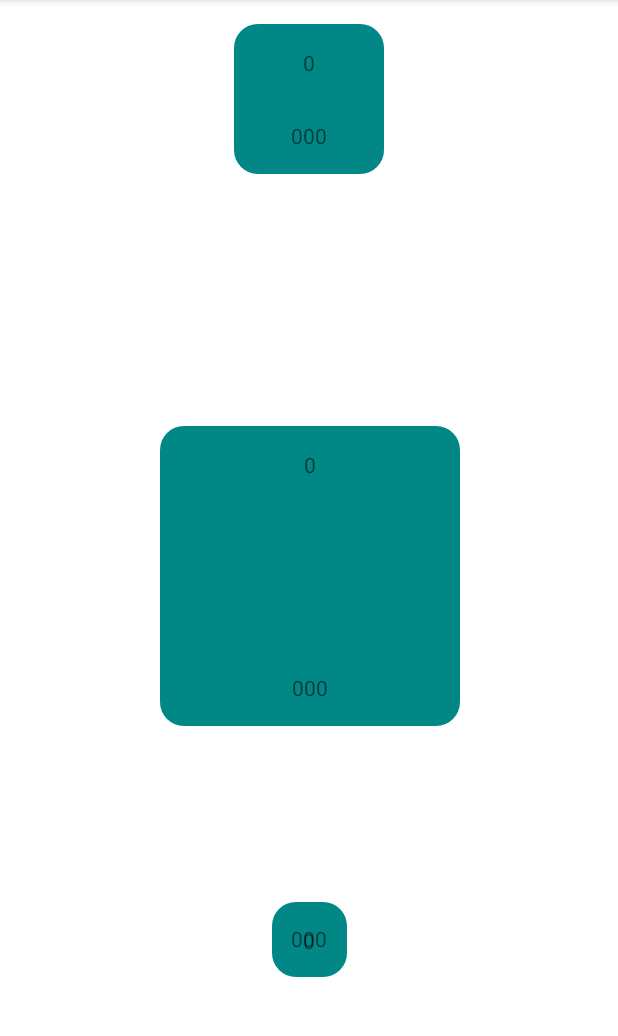
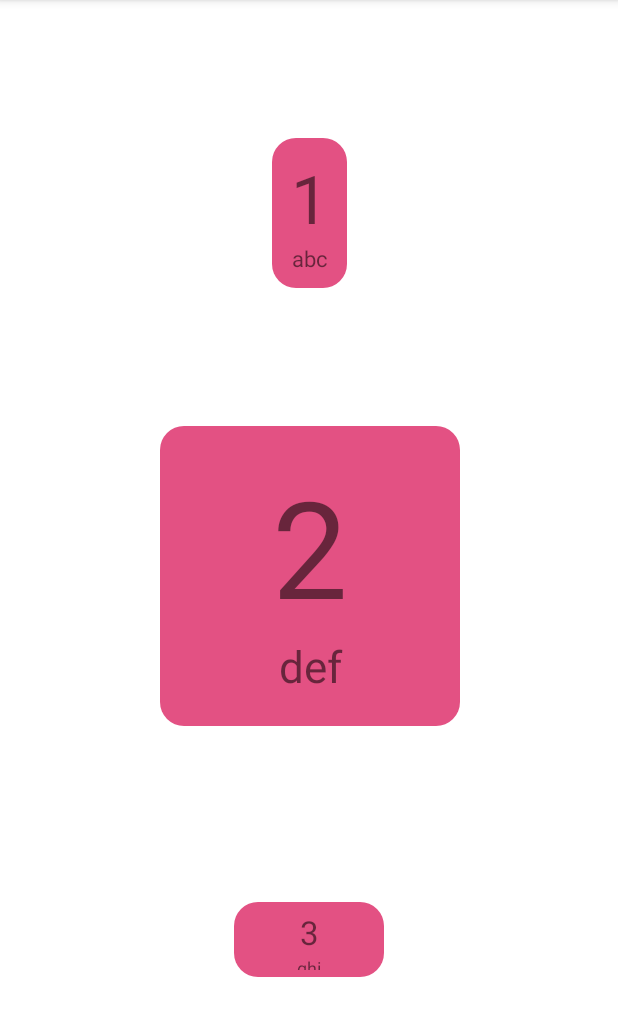
Before and after one commit to limbenkep/Dialer, an Android app: the DialActivity screen opened directly, with no data from a screen before it, on a phone screen of 412 x 824 dp, the part 84-1120 px from its top. Run offline under Robolectric (Android 15) with nearby library versions, the phone set to English and light mode, and no system bars.

Commit message:
make text size to expand to fill textView in dial button. add quidelines for layout for dial button view. Update landscape layout of activity_dial.

```diff
--- a/app/src/main/java/se/miun/holi1900/dt031g/dialer/DialButtonView.java
+++ b/app/src/main/java/se/miun/holi1900/dt031g/dialer/DialButtonView.java
@@ -1,37 +1,79 @@
 package se.miun.holi1900.dt031g.dialer;
 
 import android.content.Context;
+import android.content.res.TypedArray;
 import android.util.AttributeSet;
+import android.view.View;
 import android.widget.TextView;
 
 import androidx.annotation.NonNull;
 import androidx.annotation.Nullable;
 import androidx.constraintlayout.widget.ConstraintLayout;
 
-public class DialButtonView extends ConstraintLayout {
+public class DialButtonView extends ConstraintLayout implements View.OnClickListener {
     public DialButtonView(@NonNull Context context) {
         super(context);
-        init(context);
+        init(context, null);
     }
 
     public DialButtonView(@NonNull Context context, @Nullable AttributeSet attrs) {
         super(context, attrs);
-        init(context);
+        init(context, attrs);
     }
 
-    private void init(Context context) {
+    private void init(Context context, AttributeSet attributeSet) {
+
         inflate(context, R.layout.view_dial_button, this);
+
+        //Get reference to the two textView in the button
+        TextView titleView = findViewById(R.id.titleView);
+        TextView messageView = findViewById(R.id.messageView);
+
+        setOnClickListener(this);
+
+        // Apply the title text and the message text of the dial button
+        TypedArray a = context.getTheme().obtainStyledAttributes(
+                attributeSet, R.styleable.DialButtonView, 0, 0);
+        setTitle(a.getString(R.styleable.DialButtonView_title));
+        setMessage(a.getString(R.styleable.DialButtonView_message));
+        a.recycle();
     }
 
+    /**
+     * set a new button title
+     * @param title the new title of the dial button
+     */
     public void setTitle(String title) {
+        String first_letter = "";
+        if(title!=null && !title.isEmpty()){
+            first_letter = title.substring(0, 1);
+        }
         TextView textView = findViewById(R.id.titleView);
-        textView.setText(title);
-        super.invalidate();
+        textView.setText(first_letter);
+        //super.invalidate();
     }
 
+    /**
+     * sets a new button message
+     * @param message the new message of the dial button
+     */
     public void setMessage(String message) {
+        String shortMessage = "";
+        if(message!=null){
+            int messageLength = message.length();
+            if(messageLength<4){
+                shortMessage = message;
+            }
+            else{
+                shortMessage = message.substring(0, 3);
+            }
+        }
         TextView textView = findViewById(R.id.messageView);
-        textView.setText(message);
+        textView.setText(shortMessage);
     }
 
+    @Override
+    public void onClick(View view) {
+        // TODO: implementation
+    }
 }
--- a/app/src/main/res/drawable/dial_button_background.xml
+++ b/app/src/main/res/drawable/dial_button_background.xml
@@ -1,7 +1,7 @@
 <?xml version="1.0" encoding="utf-8"?>
 <shape xmlns:android="http://schemas.android.com/apk/res/android"
     android:shape="rectangle">
-    <solid android:color="@color/teal_700"/>
+    <solid android:color="@color/maroonLight"/>
     <corners android:radius="@dimen/corner_radius"/>
 
 </shape>
--- a/app/src/main/res/layout-land/activity_dial.xml
+++ b/app/src/main/res/layout-land/activity_dial.xml
@@ -6,15 +6,42 @@
     android:layout_height="match_parent"
     tools:context=".DialActivity">
 
-  <TextView
-      android:id="@+id/dialTextView"
-      android:layout_width="wrap_content"
-      android:layout_height="wrap_content"
-      android:text="@string/dial_activity_text"
-      android:textSize="16sp"
+  <se.miun.holi1900.dt031g.dialer.DialButtonView
+      android:id="@+id/dial_button_1"
+      android:layout_width="@dimen/dial_button_dimen_50dp"
+      android:layout_height="@dimen/dial_button_dimen_100dp"
+      app:layout_constraintBottom_toBottomOf="parent"
+      app:layout_constraintEnd_toStartOf="@+id/dial_button_2"
+      app:layout_constraintHorizontal_bias="0.5"
+      app:layout_constraintStart_toStartOf="parent"
+      app:layout_constraintTop_toTopOf="parent"
+      app:layout_constraintVertical_bias="0.536"
+      app:message="@string/abc"
+      app:title="@string/number_1" />
+
+  <se.miun.holi1900.dt031g.dialer.DialButtonView
+      android:id="@+id/dial_button_2"
+      android:layout_width="@dimen/dial_button_dimen_200dp"
+      android:layout_height="@dimen/dial_button_dimen_200dp"
+      app:layout_constraintBottom_toBottomOf="parent"
+      app:layout_constraintEnd_toEndOf="parent"
+      app:layout_constraintStart_toStartOf="parent"
+      app:layout_constraintTop_toTopOf="parent"
+      app:layout_constraintVertical_bias="0.502"
+      app:message="@string/def"
+      app:title="@string/number_2" />
+
+  <se.miun.holi1900.dt031g.dialer.DialButtonView
+      android:id="@+id/dial_button_3"
+      android:layout_width="@dimen/dial_button_dimen_100dp"
+      android:layout_height="@dimen/dial_button_dimen_50dp"
       app:layout_constraintBottom_toBottomOf="parent"
       app:layout_constraintEnd_toEndOf="parent"
       app:layout_constraintHorizontal_bias="0.5"
-      app:layout_constraintStart_toStartOf="parent"
-      app:layout_constraintTop_toTopOf="parent" />
+      app:layout_constraintStart_toEndOf="@+id/dial_button_2"
+      app:layout_constraintTop_toTopOf="parent"
+      app:message="@string/ghi"
+      app:title="@string/number_3" />
+
+
 </androidx.constraintlayout.widget.ConstraintLayout>
--- a/app/src/main/res/layout/activity_dial.xml
+++ b/app/src/main/res/layout/activity_dial.xml
@@ -8,34 +8,36 @@
 
   <se.miun.holi1900.dt031g.dialer.DialButtonView
       android:id="@+id/dial_button_1"
-      android:layout_width="100dp"
-      android:layout_height="100dp"
-      android:layout_marginTop="16dp"
-      android:layout_marginBottom="16dp"
+      android:layout_width="@dimen/dial_button_dimen_50dp"
+      android:layout_height="@dimen/dial_button_dimen_100dp"
       app:layout_constraintBottom_toTopOf="@+id/dial_button_2"
       app:layout_constraintEnd_toEndOf="parent"
       app:layout_constraintHorizontal_bias="0.5"
       app:layout_constraintStart_toStartOf="parent"
-      app:layout_constraintTop_toTopOf="parent" />
+      app:layout_constraintTop_toTopOf="parent"
+      app:message="@string/abc"
+      app:title="@string/number_1" />
 
   <se.miun.holi1900.dt031g.dialer.DialButtonView
       android:id="@+id/dial_button_2"
-      android:layout_width="200dp"
-      android:layout_height="200dp"
-      android:layout_marginTop="168dp"
+      android:layout_width="@dimen/dial_button_dimen_200dp"
+      android:layout_height="@dimen/dial_button_dimen_200dp"
+      app:layout_constraintBottom_toBottomOf="parent"
       app:layout_constraintEnd_toEndOf="parent"
       app:layout_constraintHorizontal_bias="0.502"
       app:layout_constraintStart_toStartOf="parent"
-      app:layout_constraintTop_toBottomOf="@+id/dial_button_1" />
+      app:layout_constraintTop_toTopOf="parent"
+      app:message="@string/def"
+      app:title="@string/number_2" />
 
   <se.miun.holi1900.dt031g.dialer.DialButtonView
       android:id="@+id/dial_button_3"
-      android:layout_width="50dp"
-      android:layout_height="50dp"
-      android:layout_marginTop="16dp"
-      android:layout_marginBottom="16dp"
+      android:layout_width="@dimen/dial_button_dimen_100dp"
+      android:layout_height="@dimen/dial_button_dimen_50dp"
       app:layout_constraintBottom_toBottomOf="parent"
       app:layout_constraintEnd_toEndOf="parent"
       app:layout_constraintStart_toStartOf="parent"
-      app:layout_constraintTop_toBottomOf="@+id/dial_button_2" />
+      app:layout_constraintTop_toBottomOf="@+id/dial_button_2"
+      app:message="@string/ghi"
+      app:title="@string/number_3" />
 </androidx.constraintlayout.widget.ConstraintLayout>
--- a/app/src/main/res/layout/view_dial_button.xml
+++ b/app/src/main/res/layout/view_dial_button.xml
@@ -1,7 +1,6 @@
 <?xml version="1.0" encoding="utf-8"?>
 <androidx.constraintlayout.widget.ConstraintLayout xmlns:android="http://schemas.android.com/apk/res/android"
     xmlns:app="http://schemas.android.com/apk/res-auto"
-    xmlns:tools="http://schemas.android.com/tools"
     android:layout_width="match_parent"
     android:layout_height="match_parent"
     android:background="@drawable/dial_button_background">
@@ -9,31 +8,54 @@
     <TextView
         android:id="@+id/titleView"
         android:layout_width="0dp"
-        android:layout_height="wrap_content"
-        android:layout_marginTop="16dp"
-        android:text="@string/dial_buttton_title"
+        android:layout_height="0dp"
+        android:text="@string/dial_button_title"
         android:textAlignment="center"
-        android:textSize="14sp"
-        app:autoSizeTextType="none"
-        app:layout_constraintEnd_toEndOf="parent"
-        app:layout_constraintHorizontal_bias="0.0"
-        app:layout_constraintStart_toStartOf="parent"
-        app:layout_constraintTop_toTopOf="parent" />
+
+        app:autoSizeTextType="uniform"
+        app:layout_constraintEnd_toEndOf="@id/guidelineRight"
+        app:layout_constraintHeight_percent="@fraction/title_box_size"
+        app:layout_constraintStart_toStartOf="@id/guidelineLeft"
+        app:layout_constraintTop_toTopOf="@id/guidelineTop" />
 
     <TextView
         android:id="@+id/messageView"
         android:layout_width="0dp"
-        android:layout_height="wrap_content"
-        android:layout_marginTop="16dp"
-        android:layout_marginBottom="16dp"
+        android:layout_height="0dp"
         android:text="@string/dial_button_message"
         android:textAlignment="center"
-        android:textSize="14sp"
-        app:layout_constraintBottom_toBottomOf="parent"
-        app:layout_constraintEnd_toEndOf="parent"
-        app:layout_constraintHorizontal_bias="0.0"
-        app:layout_constraintStart_toStartOf="parent"
-        app:layout_constraintTop_toBottomOf="@+id/titleView"
-        app:layout_constraintVertical_bias="1.0" />
+        app:autoSizeTextType="uniform"
+        app:layout_constraintBottom_toBottomOf="@id/guidelineBottom"
+        app:layout_constraintEnd_toEndOf="@id/guidelineRight"
+        app:layout_constraintHeight_percent="@fraction/message_box_size"
+        app:layout_constraintStart_toStartOf="@id/guidelineLeft" />
+
+    <androidx.constraintlayout.widget.Guideline
+        android:id="@+id/guidelineLeft"
+        android:layout_width="wrap_content"
+        android:layout_height="wrap_content"
+        android:orientation="vertical"
+        app:layout_constraintGuide_percent="@fraction/dial_button_padding_left_top" />
+
+    <androidx.constraintlayout.widget.Guideline
+        android:id="@+id/guidelineRight"
+        android:layout_width="wrap_content"
+        android:layout_height="wrap_content"
+        android:orientation="vertical"
+        app:layout_constraintGuide_percent="@fraction/dial_button_padding_right_bottom" />
+
+    <androidx.constraintlayout.widget.Guideline
+        android:id="@+id/guidelineTop"
+        android:layout_width="wrap_content"
+        android:layout_height="wrap_content"
+        android:orientation="horizontal"
+        app:layout_constraintGuide_percent="@fraction/dial_button_padding_left_top" />
+
+    <androidx.constraintlayout.widget.Guideline
+        android:id="@+id/guidelineBottom"
+        android:layout_width="wrap_content"
+        android:layout_height="wrap_content"
+        android:orientation="horizontal"
+        app:layout_constraintGuide_percent="@fraction/dial_button_padding_right_bottom" />
 
 </androidx.constraintlayout.widget.ConstraintLayout>
--- /dev/null
+++ b/app/src/main/res/values/attrs.xml
@@ -0,0 +1,7 @@
+<?xml version="1.0" encoding="utf-8"?>
+<resources>
+    <declare-styleable name="DialButtonView">
+        <attr name="title" format="string"/>
+        <attr name="message" format="string"/>
+    </declare-styleable>
+</resources>
--- a/app/src/main/res/values/dimens.xml
+++ b/app/src/main/res/values/dimens.xml
@@ -1,4 +1,12 @@
 <?xml version="1.0" encoding="utf-8"?>
 <resources>
     <dimen name="corner_radius">16dp</dimen>
+    <dimen name="dial_button_dimen_50dp">50dp</dimen>
+    <dimen name="dial_button_dimen_100dp">100dp</dimen>
+    <dimen name="dial_button_dimen_200dp">200dp</dimen>
+
+    <fraction name="title_box_size">.6</fraction>
+    <fraction name="message_box_size">.2</fraction>
+    <fraction name="dial_button_padding_left_top">.1</fraction>
+    <fraction name="dial_button_padding_right_bottom">.9</fraction>
 </resources>
--- a/app/src/main/res/values/strings.xml
+++ b/app/src/main/res/values/strings.xml
@@ -34,6 +34,12 @@
     </string>
     <string name="ok">OK</string>
     <string name="about_dialog_title">About</string>
-    <string name="dial_buttton_title">0</string>
+    <string name="dial_button_title">0</string>
     <string name="dial_button_message">000</string>
+    <string name="number_1">1</string>
+    <string name="abc">abc</string>
+    <string name="number_2">2</string>
+    <string name="def">def</string>
+    <string name="number_3">3</string>
+    <string name="ghi">ghi</string>
 </resources>
--- a/build.gradle
+++ b/build.gradle
@@ -1,7 +1,7 @@
 // Top-level build file where you can add configuration options common to all sub-projects/modules.
 plugins {
-    id 'com.android.application' version '7.1.2' apply false
-    id 'com.android.library' version '7.1.2' apply false
+    id 'com.android.application' version '7.1.3' apply false
+    id 'com.android.library' version '7.1.3' apply false
     id 'com.google.android.libraries.mapsplatform.secrets-gradle-plugin' version '2.0.0' apply false
 }
 
```
